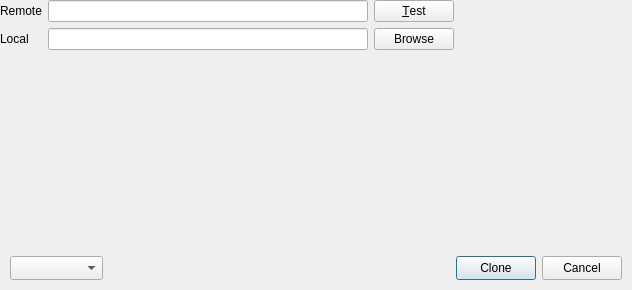
First picture: the form in src/CloneDialog.ui, repository soramimi/Guitar, before the edit.
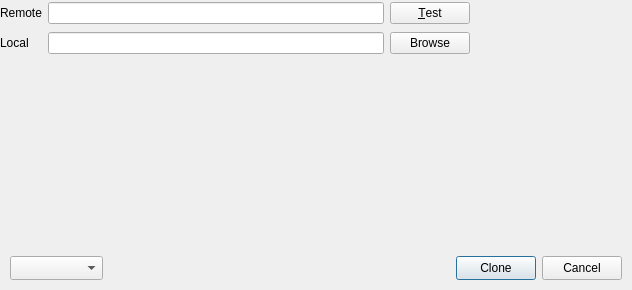
Second picture: the form after the edit. Custom widgets are drawn as their Qt base class.

Diff of the .ui file:
```diff
--- a/src/CloneDialog.ui
+++ b/src/CloneDialog.ui
@@ -29,7 +29,15 @@
     </size>
    </property>
   </widget>
-  <widget class="QWidget" name="">
+  <widget class="QWidget" name="layoutWidget">
+   <property name="geometry">
+    <rect>
+     <x>0</x>
+     <y>0</y>
+     <width>470</width>
+     <height>56</height>
+    </rect>
+   </property>
    <layout class="QGridLayout" name="gridLayout">
     <item row="0" column="0">
      <widget class="QLabel" name="label">
```
